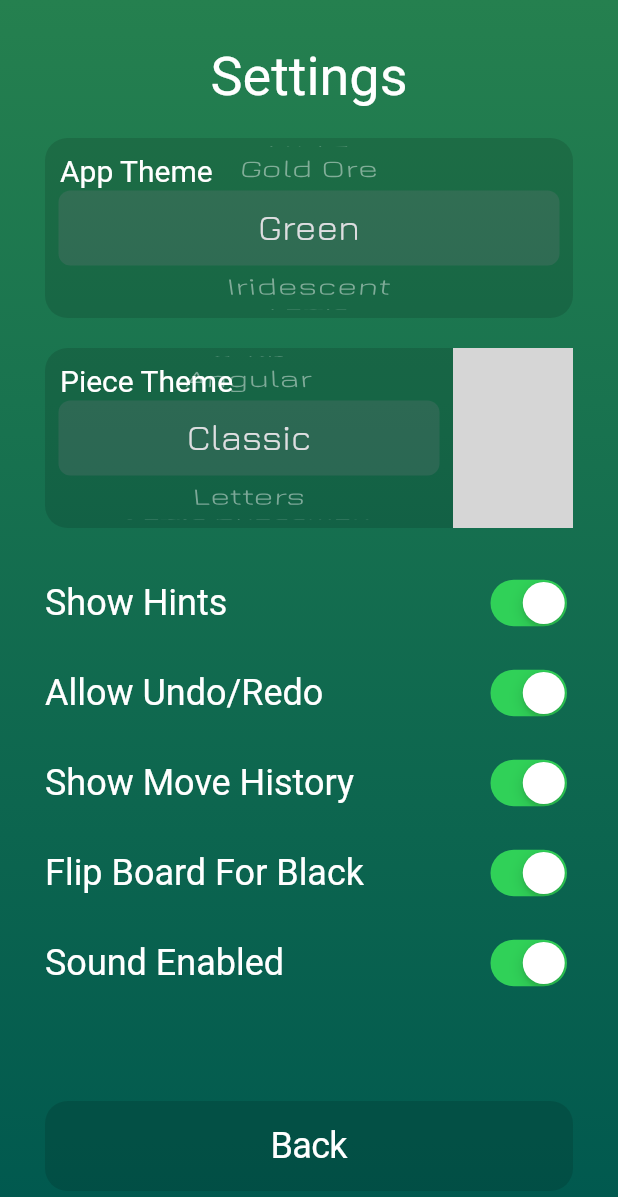
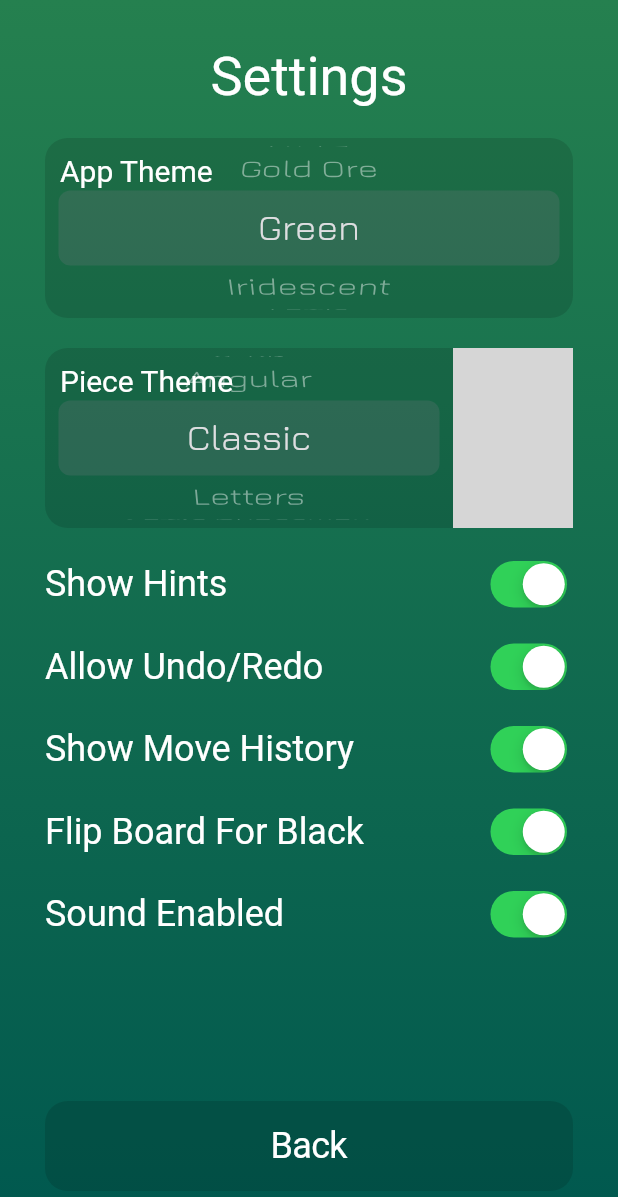
Before and after one commit to PScottZero/EnPassant, a Flutter app: the SettingsView widget shown alone on an empty page, opened directly, on a phone screen of 412 x 824 dp. Shown: the top 1197 px of the screen. Run offline on Flutter 3.47's test engine with Material 2 defaults, Android fonts, the phone set to English and light mode, and no system bars; our stand-ins replace shared_preferences; missing offline and left inert: flame; accounts and stored records are empty; statements that could not run were skipped; grey boxes are pictures that could not be loaded.

Commit message:
revised settings page sizing

```diff
--- a/lib/views/components/settings_view/toggle.dart
+++ b/lib/views/components/settings_view/toggle.dart
@@ -11,7 +11,7 @@ class Toggle extends StatelessWidget {
   @override
   Widget build(BuildContext context) {
     return Container(
-      height: 60,
+      height: 55,
       child: Row(
         children: [
           TextRegular(label),
--- a/lib/views/settings_view.dart
+++ b/lib/views/settings_view.dart
@@ -29,7 +29,7 @@ class SettingsView extends StatelessWidget {
                   AppThemePicker(),
                   SizedBox(height: 20),
                   PieceThemePicker(),
-                  SizedBox(height: 20),
+                  SizedBox(height: 10),
                   Toggle(
                     'Show Hints',
                     toggle: appModel.showHints,
```
